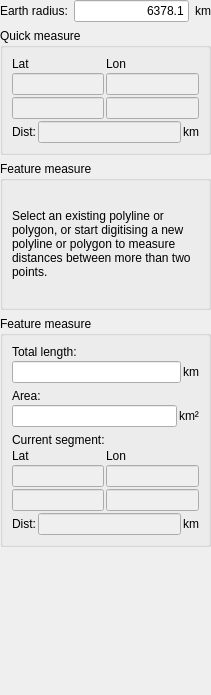
Old version of the form src/qt-widgets/MeasureDistanceWidgetUi.ui in the repository GPlates/GPlates.
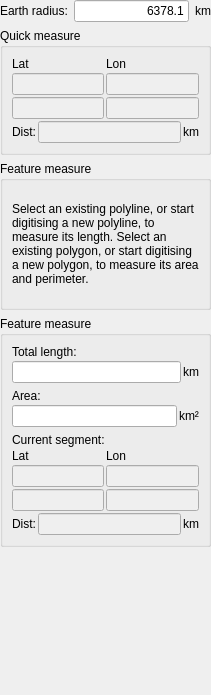
New version of the form.

```diff
--- a/src/qt-widgets/MeasureDistanceWidgetUi.ui
+++ b/src/qt-widgets/MeasureDistanceWidgetUi.ui
@@ -176,7 +176,7 @@
       <item>
        <widget class="QLabel" name="label_feature_none">
         <property name="text">
-         <string>Select an existing polyline or polygon, or start digitising a new polyline or polygon to measure distances between more than two points.</string>
+         <string>Select an existing polyline, or start digitising a new polyline, to measure its length. Select an existing polygon, or start digitising a new polygon, to measure its area and perimeter.</string>
         </property>
         <property name="wordWrap">
          <bool>true</bool>
```
